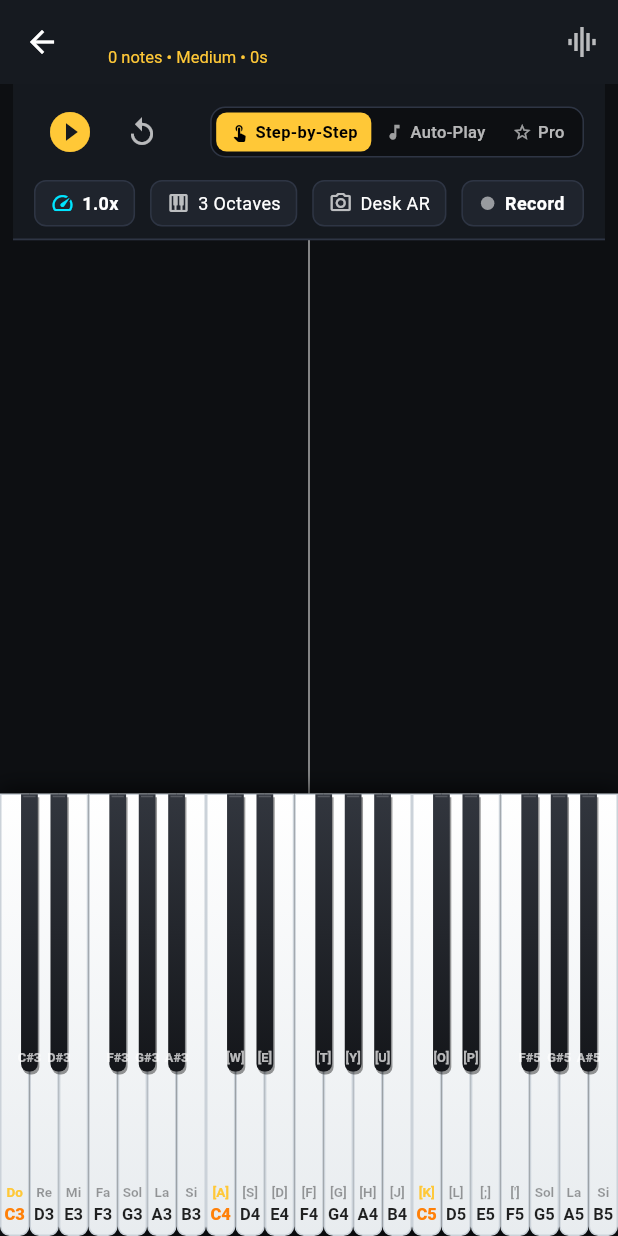
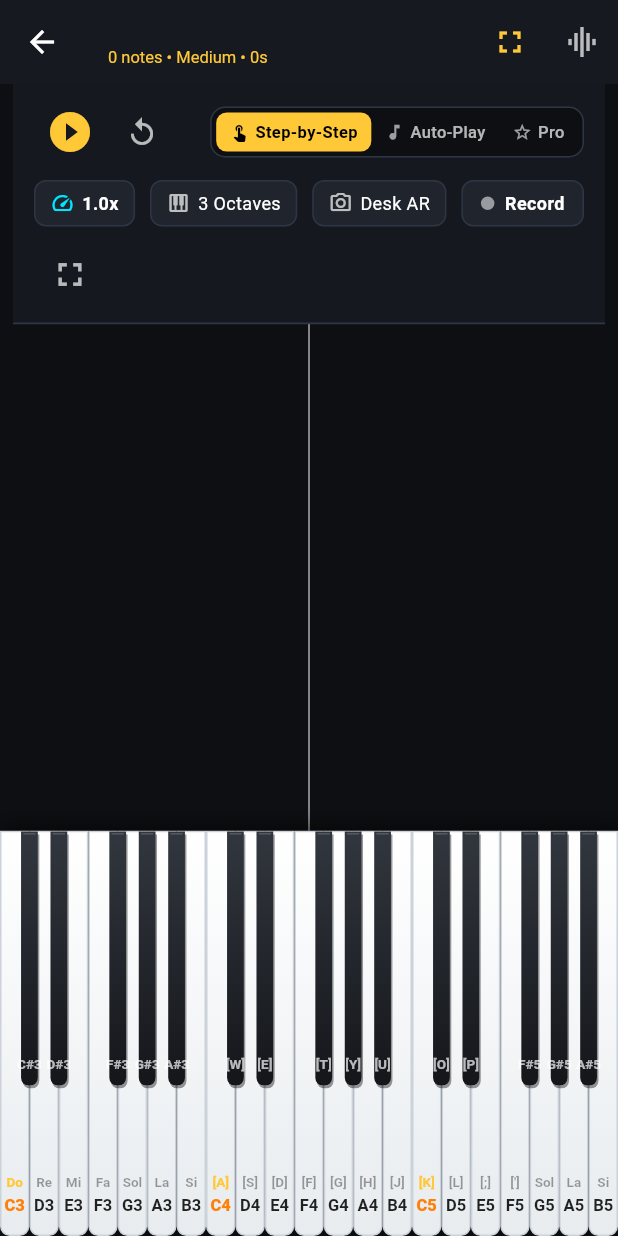
Before and after one commit to dsgalkar/melo, a Flutter app: the PianoTrainerScreen screen opened directly with empty values, on a phone screen of 412 x 824 dp. Run offline on Flutter 3.47's test engine with Material 3 defaults, Android fonts, the phone set to English and light mode, and no system bars; our stand-ins replace audioplayers, camera, file_picker, flutter_riverpod, share_plus; missing offline and left inert: dart:html, dart_midi_pro.

Commit message:
Add immersive Fullscreen mode with enlarged piano keys and dynamic scaling

```diff
--- /dev/null
+++ b/lib/core/utils/fullscreen_io.dart
@@ -0,0 +1,16 @@
+import 'package:flutter/services.dart';
+
+class FullscreenPlatformImpl {
+  static bool _isFullscreen = false;
+
+  static bool isFullscreen() => _isFullscreen;
+
+  static Future<void> toggleFullscreen() async {
+    _isFullscreen = !_isFullscreen;
+    if (_isFullscreen) {
+      await SystemChrome.setEnabledSystemUIMode(SystemUiMode.immersiveSticky);
+    } else {
+      await SystemChrome.setEnabledSystemUIMode(SystemUiMode.edgeToEdge);
+    }
+  }
+}
--- /dev/null
+++ b/lib/core/utils/fullscreen_util.dart
@@ -0,0 +1,12 @@
+import 'fullscreen_io.dart'
+    if (dart.library.html) 'fullscreen_web.dart';
+
+class FullscreenUtil {
+  static bool isFullscreen() {
+    return FullscreenPlatformImpl.isFullscreen();
+  }
+
+  static Future<void> toggleFullscreen() {
+    return FullscreenPlatformImpl.toggleFullscreen();
+  }
+}
--- a/lib/presentation/features/piano_trainer/piano_trainer_screen.dart
+++ b/lib/presentation/features/piano_trainer/piano_trainer_screen.dart
@@ -1,6 +1,7 @@
 import 'package:flutter/material.dart';
 import 'package:flutter_riverpod/flutter_riverpod.dart';
 import '../../../core/constants/app_colors.dart';
+import '../../../core/utils/fullscreen_util.dart';
 import '../../../data/services/audio_synth_service.dart';
 import '../../../domain/models/learning_session_state.dart';
 import '../../../domain/models/song_model.dart';
@@ -27,6 +28,14 @@ class _PianoTrainerScreenState extends ConsumerState<PianoTrainerScreen> {
   double _deskTiltAngle = 0.28;
   double _deskOpacity = 0.92;
   bool _showDeskGuide = true;
+  bool _isFullscreen = false;
+
+  void _toggleFullscreen() {
+    setState(() {
+      _isFullscreen = !_isFullscreen;
+    });
+    FullscreenUtil.toggleFullscreen();
+  }
 
   @override
   void initState() {
@@ -75,7 +84,9 @@ class _PianoTrainerScreenState extends ConsumerState<PianoTrainerScreen> {
 
     return Scaffold(
       backgroundColor: AppColors.background,
-      appBar: AppBar(
+      appBar: _isFullscreen
+          ? null
+          : AppBar(
               backgroundColor: AppColors.surface,
               elevation: 0,
               title: Row(
@@ -103,6 +114,12 @@ class _PianoTrainerScreenState extends ConsumerState<PianoTrainerScreen> {
                 ],
               ),
               actions: [
+                // Fullscreen Action Button
+                IconButton(
+                  icon: const Icon(Icons.fullscreen, color: AppColors.primaryGold),
+                  tooltip: 'Full Screen Mode (Maximize Keys)',
+                  onPressed: _toggleFullscreen,
+                ),
                 // Audio Engine Switch (Synthesized vs Studio Samples)
                 Consumer(
                   builder: (context, ref, _) {
@@ -163,6 +180,8 @@ class _PianoTrainerScreenState extends ConsumerState<PianoTrainerScreen> {
               onToggleDeskCamera: notifier.toggleDeskCameraMode,
               onToggleRecording: _handleToggleRecording,
               onOctaveChanged: notifier.setOctaveRange,
+              onToggleFullscreen: _toggleFullscreen,
+              isFullscreen: _isFullscreen,
             ),
 
             // Target Key Suggestion & Guidance Banner
@@ -184,7 +203,7 @@ class _PianoTrainerScreenState extends ConsumerState<PianoTrainerScreen> {
                       children: [
                         // 1. Falling Notes Waterfall
                         Expanded(
-                          flex: 5,
+                          flex: _isFullscreen ? 4 : 5,
                           child: Container(
                             decoration: const BoxDecoration(
                               color: Color(0xFF090B0E),
@@ -198,9 +217,9 @@ class _PianoTrainerScreenState extends ConsumerState<PianoTrainerScreen> {
                           ),
                         ),
 
-                        // 2. CustomPainter Virtual Piano
+                        // 2. CustomPainter Virtual Piano (Enlarged in Fullscreen)
                         Expanded(
-                          flex: 4,
+                          flex: _isFullscreen ? 6 : 4,
                           child: Container(
                             decoration: const BoxDecoration(
                               boxShadow: [
--- a/lib/presentation/features/piano_trainer/widgets/trainer_hud_controls.dart
+++ b/lib/presentation/features/piano_trainer/widgets/trainer_hud_controls.dart
@@ -12,6 +12,8 @@ class TrainerHudControls extends StatelessWidget {
   final VoidCallback onToggleDeskCamera;
   final VoidCallback onToggleRecording;
   final Function(int start, int end) onOctaveChanged;
+  final VoidCallback onToggleFullscreen;
+  final bool isFullscreen;
 
   const TrainerHudControls({
     super.key,
@@ -24,6 +26,8 @@ class TrainerHudControls extends StatelessWidget {
     required this.onToggleDeskCamera,
     required this.onToggleRecording,
     required this.onOctaveChanged,
+    required this.onToggleFullscreen,
+    this.isFullscreen = false,
   });
 
   @override
@@ -240,6 +244,17 @@ class TrainerHudControls extends StatelessWidget {
               ),
             ),
           ),
+
+          // 7. Fullscreen Toggle Button
+          IconButton(
+            onPressed: onToggleFullscreen,
+            icon: Icon(
+              isFullscreen ? Icons.fullscreen_exit : Icons.fullscreen,
+              color: isFullscreen ? AppColors.primaryGold : Colors.white70,
+              size: 26,
+            ),
+            tooltip: isFullscreen ? 'Exit Full Screen' : 'Full Screen Mode (Maximize Keys)',
+          ),
         ],
       ),
     );
```
Also changed, not shown: lib/core/utils/fullscreen_web.dart (added, +18 -0 lines), lib/presentation/features/piano_trainer/widgets/virtual_piano_painter.dart (+32 -18 lines). Lines whose indentation alone changed are shown as unchanged.
